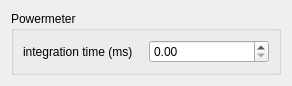
baukekooger/XY_Measurement, file gui_design/powermeter.ui: the form before one commit.
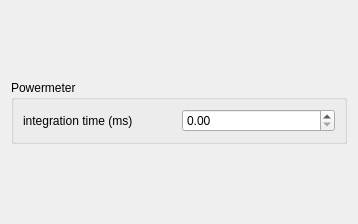
The form after the commit.

```diff
--- a/gui_design/powermeter.ui
+++ b/gui_design/powermeter.ui
@@ -6,8 +6,8 @@
    <rect>
     <x>0</x>
     <y>0</y>
-    <width>292</width>
-    <height>73</height>
+    <width>358</width>
+    <height>224</height>
    </rect>
   </property>
   <property name="windowTitle">
@@ -30,6 +30,12 @@
        <layout class="QHBoxLayout" name="horizontalLayout">
         <item>
          <widget class="QLabel" name="label_integrationtime">
+          <property name="sizePolicy">
+           <sizepolicy hsizetype="Preferred" vsizetype="Preferred">
+            <horstretch>0</horstretch>
+            <verstretch>0</verstretch>
+           </sizepolicy>
+          </property>
           <property name="text">
            <string>integration time (ms)</string>
           </property>
```
